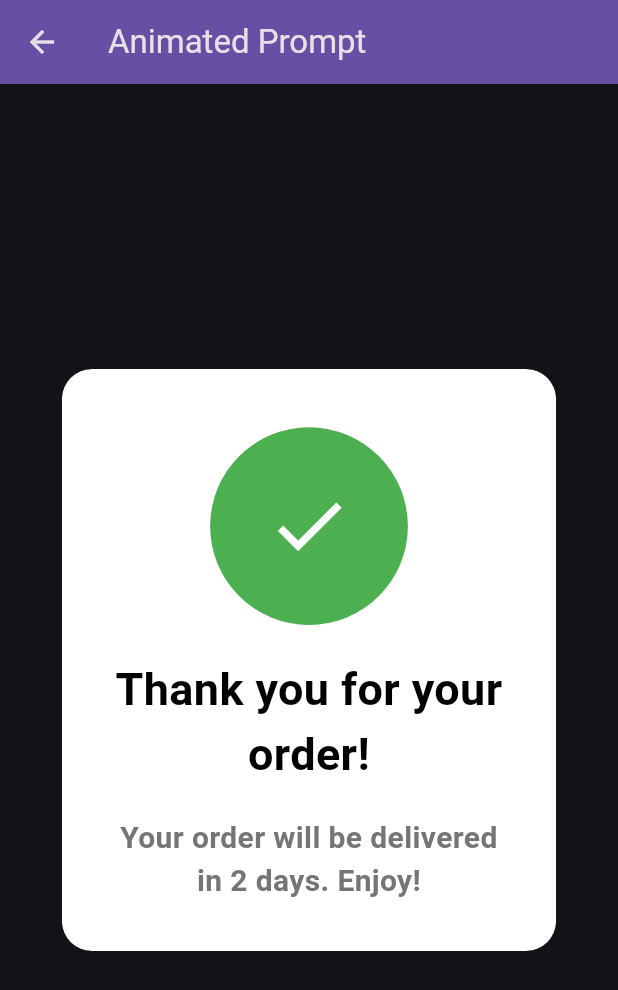
After one commit to prabeshpudasaini/flutter_animations, a Flutter app: the screen it shows after launch, after a tap on "Animated Prompt", on a phone screen of 412 x 824 dp. The commit adds this screen. Shown: the top 990 px of the screen. Run offline on Flutter 3.47's test engine with Material 3 defaults, Android fonts, the phone set to English and light mode, and no system bars.

Commit message:
Implemented Animated Prompt

```diff
--- /dev/null
+++ b/lib/animated_prompt/animated_prompt_view.dart
@@ -0,0 +1,175 @@
+import 'package:flutter/material.dart';
+
+class AnimatedPrompt extends StatefulWidget {
+  final String title;
+  final String subTitle;
+  final Widget child;
+
+  const AnimatedPrompt({
+    super.key,
+    required this.title,
+    required this.subTitle,
+    required this.child,
+  });
+
+  @override
+  State<AnimatedPrompt> createState() => _AnimatedPromptState();
+}
+
+class _AnimatedPromptState extends State<AnimatedPrompt>
+    with SingleTickerProviderStateMixin {
+  late AnimationController _controller;
+  late Animation<double> _iconScaleAnimation;
+  late Animation<double> _containerScaleAnimation;
+  late Animation<Offset> _yAnimation;
+
+  @override
+  void initState() {
+    super.initState();
+    _controller = AnimationController(
+      vsync: this,
+      duration: const Duration(seconds: 1),
+    );
+
+    _yAnimation = Tween<Offset>(
+      begin: const Offset(0, 0),
+      end: const Offset(0, -0.23),
+    ).animate(
+      CurvedAnimation(
+        parent: _controller,
+        curve: Curves.easeInOut,
+      ),
+    );
+
+    _iconScaleAnimation = Tween<double>(
+      begin: 7,
+      end: 6,
+    ).animate(
+      CurvedAnimation(
+        parent: _controller,
+        curve: Curves.easeInOut,
+      ),
+    );
+
+    _containerScaleAnimation = Tween<double>(
+      begin: 2.0,
+      end: 0.4,
+    ).animate(
+      CurvedAnimation(
+        parent: _controller,
+        curve: Curves.bounceOut,
+      ),
+    );
+  }
+
+  @override
+  void dispose() {
+    _controller.dispose();
+    super.dispose();
+  }
+
+  @override
+  Widget build(BuildContext context) {
+    _controller
+      ..reset()
+      ..forward();
+
+    return ClipRRect(
+      borderRadius: BorderRadius.circular(20),
+      child: Container(
+        decoration: BoxDecoration(
+          color: Colors.white,
+          borderRadius: BorderRadius.circular(20),
+          boxShadow: [
+            BoxShadow(
+              color: Colors.black.withOpacity(0.2),
+              spreadRadius: 5,
+              blurRadius: 7,
+              offset: const Offset(0, 3),
+            ),
+          ],
+        ),
+        child: ConstrainedBox(
+          constraints: BoxConstraints(
+            minHeight: 100,
+            minWidth: 100,
+            maxHeight: MediaQuery.of(context).size.height * 0.8,
+            maxWidth: MediaQuery.of(context).size.width * 0.8,
+          ),
+          child: Stack(
+            children: [
+              Padding(
+                padding: const EdgeInsets.all(32.0),
+                child: Column(
+                  mainAxisAlignment: MainAxisAlignment.center,
+                  mainAxisSize: MainAxisSize.min,
+                  children: [
+                    const SizedBox(height: 160),
+                    Text(
+                      widget.title,
+                      textAlign: TextAlign.center,
+                      style: const TextStyle(
+                        fontSize: 30,
+                        fontWeight: FontWeight.bold,
+                        color: Colors.black,
+                      ),
+                    ),
+                    const SizedBox(height: 20),
+                    Text(
+                      widget.subTitle,
+                      textAlign: TextAlign.center,
+                      style: TextStyle(
+                        fontSize: 20,
+                        fontWeight: FontWeight.bold,
+                        color: Colors.grey[600],
+                      ),
+                    ),
+                  ],
+                ),
+              ),
+              Positioned.fill(
+                child: SlideTransition(
+                  position: _yAnimation,
+                  child: ScaleTransition(
+                    scale: _containerScaleAnimation,
+                    child: Container(
+                      decoration: const BoxDecoration(
+                        shape: BoxShape.circle,
+                        color: Colors.green,
+                      ),
+                      child: ScaleTransition(
+                        scale: _iconScaleAnimation,
+                        child: widget.child,
+                      ),
+                    ),
+                  ),
+                ),
+              ),
+            ],
+          ),
+        ),
+      ),
+    );
+  }
+}
+
+class AnimatedPromptView extends StatelessWidget {
+  const AnimatedPromptView({super.key});
+
+  @override
+  Widget build(BuildContext context) {
+    return Scaffold(
+      appBar: AppBar(
+        backgroundColor: Theme.of(context).colorScheme.inversePrimary,
+        title: const Text('Animated Prompt'),
+      ),
+      body: const Center(
+        child: AnimatedPrompt(
+          title: 'Thank you for your order!',
+          subTitle: 'Your order will be delivered in 2 days. Enjoy!',
+          child: Icon(Icons.check),
+        ),
+      ),
+    );
+  }
+}
--- a/lib/main.dart
+++ b/lib/main.dart
@@ -1,6 +1,7 @@
 import 'package:flutter/material.dart';
 import 'package:flutter_animation/3d_animation/three_dimensional_animation_view.dart';
 import 'package:flutter_animation/3d_drawer/drawer_view.dart';
+import 'package:flutter_animation/animated_prompt/animated_prompt_view.dart';
 import 'package:flutter_animation/basic_animation/basic_animation_view.dart';
 import 'package:flutter_animation/chained_explicit_animations/chained_explicit_animations_view.dart';
 import 'package:flutter_animation/custom_painter/custom_painter_view.dart';
@@ -150,6 +151,18 @@ class _HomePageState extends State<HomePage> {
               },
             ),
           ),
+          Card(
+            child: ListTile(
+              title: const Text('Animated Prompt'),
+              onTap: () {
+                Navigator.of(context).push(MaterialPageRoute(
+                  builder: (context) {
+                    return const AnimatedPromptView();
+                  },
+                ));
+              },
+            ),
+          ),
         ],
       ),
     );
```
